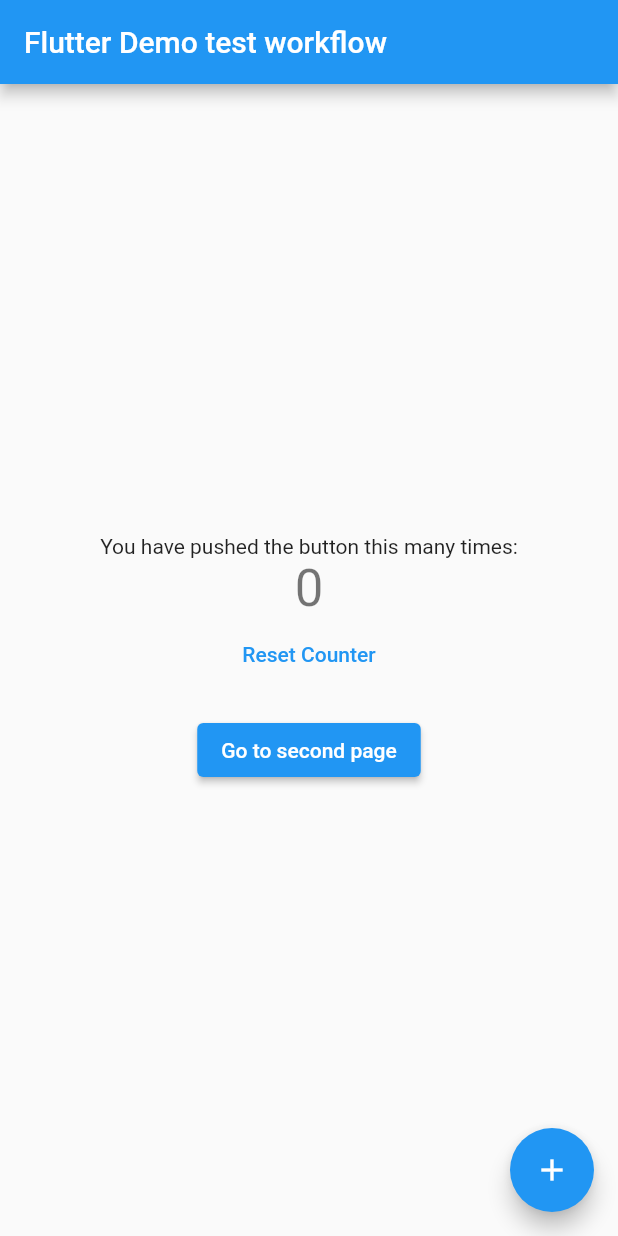
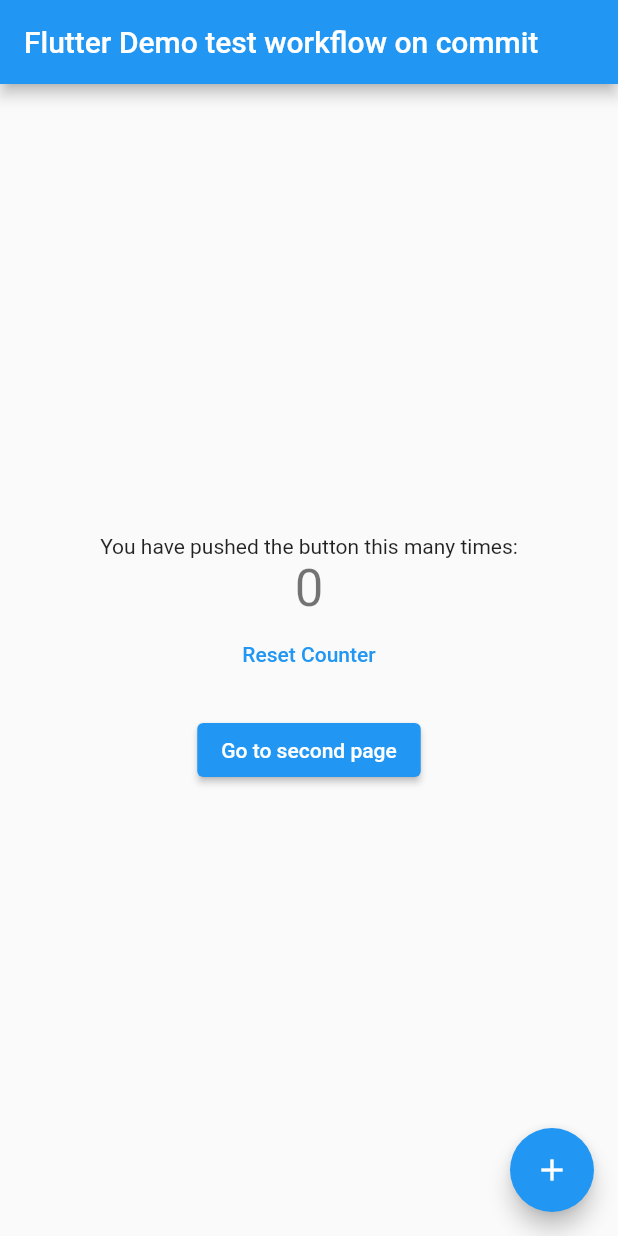
Before and after one commit to cantellir/flutter_code_coverage_minimum_github_action, a Flutter app: the screen it shows after launch, on a phone screen of 412 x 824 dp. Run offline on Flutter 3.47's test engine with Material 2 defaults, Android fonts, the phone set to English and light mode, and no system bars.

Commit message:
test workflow

```diff
--- a/app/lib/main.dart
+++ b/app/lib/main.dart
@@ -15,7 +15,7 @@ class MyApp extends StatelessWidget {
       theme: ThemeData(
         primarySwatch: Colors.blue,
       ),
-      home: const MyHomePage(title: 'Flutter Demo test workflow'),
+      home: const MyHomePage(title: 'Flutter Demo test workflow on commit'),
     );
   }
 }
```
